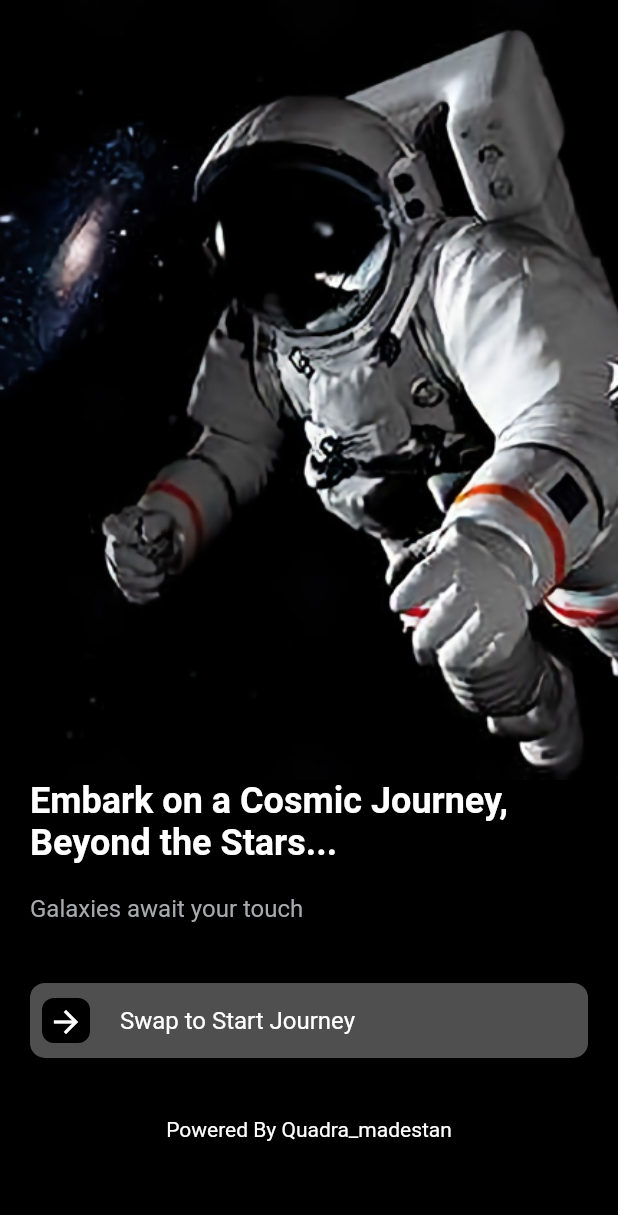
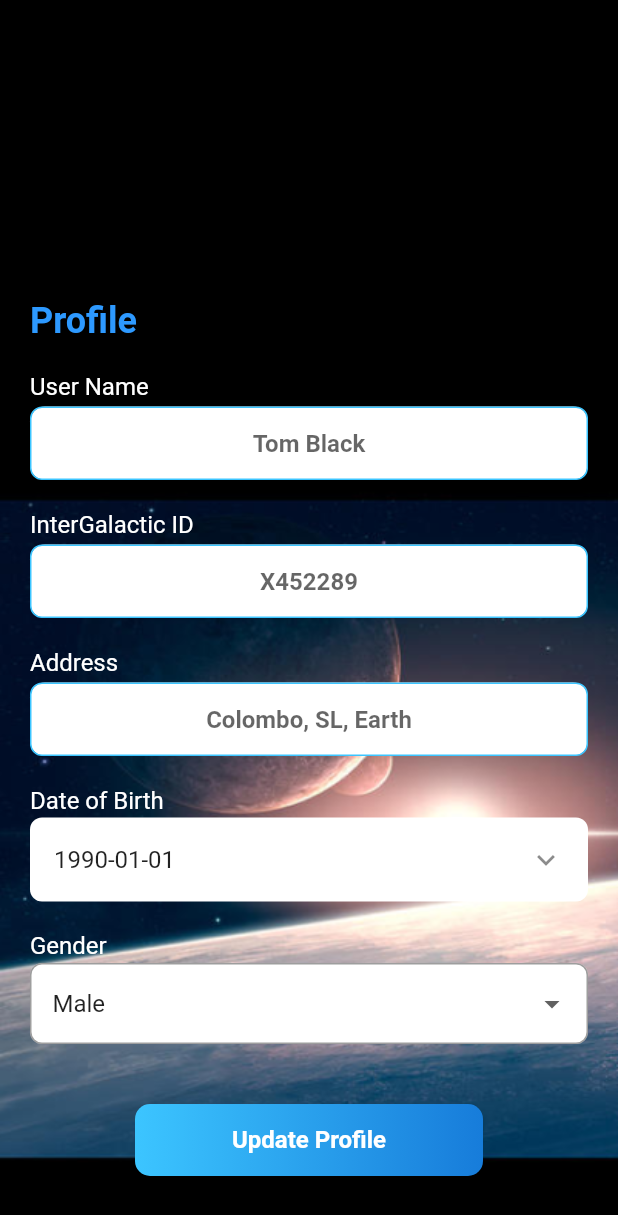
Before and after one commit to tobijay666/CosmoVenture_by_QUADRA, a Flutter app: the screen it shows after launch, on a phone screen of 412 x 824 dp. Shown: the top 1215 px of the screen. Run offline on Flutter 3.47's test engine with Material 2 defaults, Android fonts, the light colour scheme and no system bars; drawn by our look-alikes of swipe_to; our stand-ins replace bloc, carousel_slider, curved_navigation_bar, dots_indicator, equatable, flutter_svg and 1 more.

Commit message:
Profile & chat Bar Done

```diff
--- a/lib/main.dart
+++ b/lib/main.dart
@@ -2,9 +2,11 @@ import 'package:cosmoventure/presentaion/pages/booking.dart';
 import 'package:cosmoventure/presentaion/pages/chat.dart';
 import 'package:cosmoventure/presentaion/pages/discover.dart';
 import 'package:cosmoventure/presentaion/pages/home.dart';
+import 'package:cosmoventure/presentaion/pages/profile.dart';
 import 'package:cosmoventure/presentaion/pages/search.dart';
 import 'package:cosmoventure/presentaion/pages/settings.dart';
 import 'package:cosmoventure/presentaion/pages/splash.dart';
+import 'package:cosmoventure/presentaion/pages/user_Chat.dart';
 import 'package:cosmoventure/utils/app_colors.dart';
 import 'package:cosmoventure/utils/app_strings.dart';
 import 'package:flutter/material.dart';
@@ -64,7 +66,7 @@ class MyApp extends StatelessWidget {
             ),
           ),
         ),
-        home: SplashScreen());
+        home: const ProfileScreen());
   }
 }
 
--- a/lib/presentaion/pages/profile.dart
+++ b/lib/presentaion/pages/profile.dart
@@ -0,0 +1,166 @@
+import 'package:flutter/material.dart';
+import 'package:flutter/src/widgets/framework.dart';
+import 'package:flutter/src/widgets/placeholder.dart';
+import 'package:flutter/widgets.dart';
+
+import '../../utils/app_colors.dart';
+import '../../utils/app_images.dart';
+import '../../utils/app_strings.dart';
+import '../widgets/date_selector.dart';
+import '../widgets/drop_down.dart';
+import '../widgets/gradient_button.dart';
+import '../widgets/text_feild.dart';
+
+class ProfileScreen extends StatefulWidget {
+  const ProfileScreen({super.key});
+
+  @override
+  State<ProfileScreen> createState() => _ProfileScreenState();
+}
+
+class _ProfileScreenState extends State<ProfileScreen> {
+  final TextEditingController unameController = TextEditingController();
+  final TextEditingController interIDController = TextEditingController();
+  final TextEditingController addressController = TextEditingController();
+  final TextEditingController departureDateController = TextEditingController();
+  final TextEditingController departureTimeController = TextEditingController();
+  final TextEditingController ticketNoController = TextEditingController();
+  final TextEditingController departureLocationController =
+      TextEditingController();
+  String PassengerDropdownValue = '1';
+  String GenderDropDownValue = 'Male';
+
+  // get selectedValue => null;
+  @override
+  Widget build(BuildContext context) {
+    final double h = MediaQuery.of(context).size.height;
+    return Scaffold(
+      body: _bodyWidget(),
+      backgroundColor: Colors.black,
+    );
+  }
+
+  _bodyWidget() {
+    return SafeArea(
+      child: Column(
+        children: [
+          Expanded(
+            child: Container(
+              width: MediaQuery.of(context).size.width,
+              height: MediaQuery.of(context).size.height,
+              decoration: const BoxDecoration(
+                image: DecorationImage(
+                  image: AssetImage(AppImages.profileScreen),
+                  fit: BoxFit.fill,
+                ),
+              ),
+              child: Padding(
+                padding: const EdgeInsets.only(left: 20, right: 20),
+                child: SingleChildScrollView(
+                  child: Column(
+                    crossAxisAlignment: CrossAxisAlignment.start,
+                    mainAxisSize: MainAxisSize.min,
+                    children: [
+                      const SizedBox(
+                        height: 200,
+                      ),
+                      Text(
+                        AppStrings.profileTopic,
+                        style:
+                            Theme.of(context).textTheme.displayLarge!.copyWith(
+                                  color: AppColors.bookingTopic,
+                                ),
+                      ),
+                      const SizedBox(
+                        height: 20,
+                      ),
+                      CustomTextField(
+                        textInputAction: TextInputAction.next,
+                        textEditingController: unameController,
+                        labelText: AppStrings.profileUNametxt,
+                        textAlign: TextAlign.center,
+                        hintText: AppStrings.profileUName,
+                      ),
+                      const SizedBox(
+                        height: 20,
+                      ),
+                      CustomTextField(
+                        textInputAction: TextInputAction.next,
+                        textEditingController: interIDController,
+                        labelText: AppStrings.profileInterIDtxt,
+                        textAlign: TextAlign.center,
+                        hintText: AppStrings.profileInterID,
+                      ),
+                      const SizedBox(
+                        height: 20,
+                      ),
+                      CustomTextField(
+                        textInputAction: TextInputAction.next,
+                        textEditingController: addressController,
+                        labelText: AppStrings.profileAdresstxt,
+                        textAlign: TextAlign.center,
+                        hintText: AppStrings.profileAdress,
+                      ),
+                      const SizedBox(
+                        height: 20,
+                      ),
+                      CustomDateSelector(
+                        labelText: AppStrings.profileDOBtxt,
+                        initialDate: AppStrings.profileDOB,
+                        onDateSelected: (date) {
+                          departureDateController.text =
+                              date.toString().split(' ')[0];
+                        },
+                      ),
+                      const SizedBox(
+                        height: 20,
+                      ),
+                      CustomDropDown(
+                        labelText: "Gender",
+                        lst: const [
+                          'Male',
+                          'Female',
+                          'Other',
+                        ],
+                        onChanged: (newValue) {
+                          setState(() {
+                            GenderDropDownValue = newValue!;
+                          });
+                        },
+                        value: GenderDropDownValue,
+                      ),
+                      const SizedBox(
+                        height: 40,
+                      ),
+                      Padding(
+                        padding: const EdgeInsets.only(left: 70, right: 70),
+                        child: GradientButton(
+                          isDisabled: false,
+                          title: "Update Profile",
+                          onPress: () {
+                            Navigator.push(
+                              context,
+                              MaterialPageRoute(
+                                builder: (context) => const ProfileScreen(),
+                              ),
+                            );
+                          },
+                        ),
+                      ),
+                      const SizedBox(
+                        height: 8,
+                      ),
+                      const SizedBox(
+                        height: 10,
+                      )
+                    ],
+                  ),
+                ),
+              ),
+            ),
+          ),
+        ],
+      ),
+    );
+  }
+}
--- a/lib/presentaion/widgets/date_selector.dart
+++ b/lib/presentaion/widgets/date_selector.dart
@@ -4,11 +4,15 @@ import '../../utils/app_colors.dart';
 
 class CustomDateSelector extends StatefulWidget {
   final String labelText;
+  final String? initialDate;
 
   final Function(DateTime? selectedDate) onDateSelected;
 
   const CustomDateSelector(
-      {super.key, required this.onDateSelected, required this.labelText});
+      {super.key,
+      required this.onDateSelected,
+      required this.labelText,
+      this.initialDate});
 
   @override
   _CustomDateSelectorState createState() => _CustomDateSelectorState();
@@ -51,7 +55,7 @@ class _CustomDateSelectorState extends State<CustomDateSelector> {
           ),
           child: ListTile(
             title: Text(
-              "${selectedDate?.toLocal()}".split(' ')[0],
+              widget.initialDate ?? "${selectedDate?.toLocal()}".split(' ')[0],
             ),
             trailing: Icon(Icons.keyboard_arrow_down),
             onTap: () {
--- a/lib/utils/app_images.dart
+++ b/lib/utils/app_images.dart
@@ -23,4 +23,5 @@ class AppImages {
   static const String bookingDetailBottomImage =
       'assets/images/bookingBottom.png';
   static const String transactionMain = 'assets/images/transaction_screen.png';
+  static const String profileScreen = 'assets/images/profile_screen.png';
 }
--- a/lib/utils/app_strings.dart
+++ b/lib/utils/app_strings.dart
@@ -76,4 +76,15 @@ class AppStrings {
   static const transactionDate = "Transaction Date";
   static const transactionAmount = "Transaction Amount";
   static const transactionRecipient = "Recipient";
+
+  // Profile Screen
+  static const profileTopic = "Profile";
+  static const profileUNametxt = "User Name";
+  static const profileUName = "Tom Black";
+  static const profileInterIDtxt = "InterGalactic ID";
+  static const profileInterID = "X452289";
+  static const profileAdresstxt = "Address";
+  static const profileAdress = "Colombo, SL, Earth";
+  static const profileDOBtxt = "Date of Birth";
+  static const profileDOB = "1990-01-01";
 }
```
Also changed, not shown: lib/presentaion/pages/user_Chat.dart (+28 -0 lines), lib/presentaion/widgets/chat_textfield.dart (+61 -74 lines), assets/images/profile_screen.png (added).
